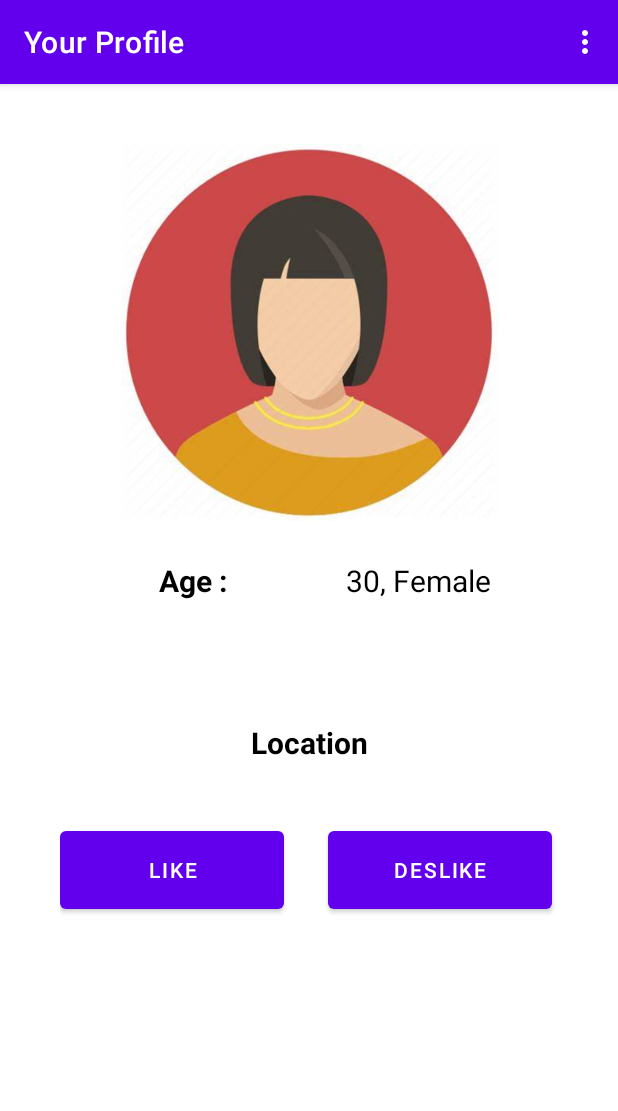
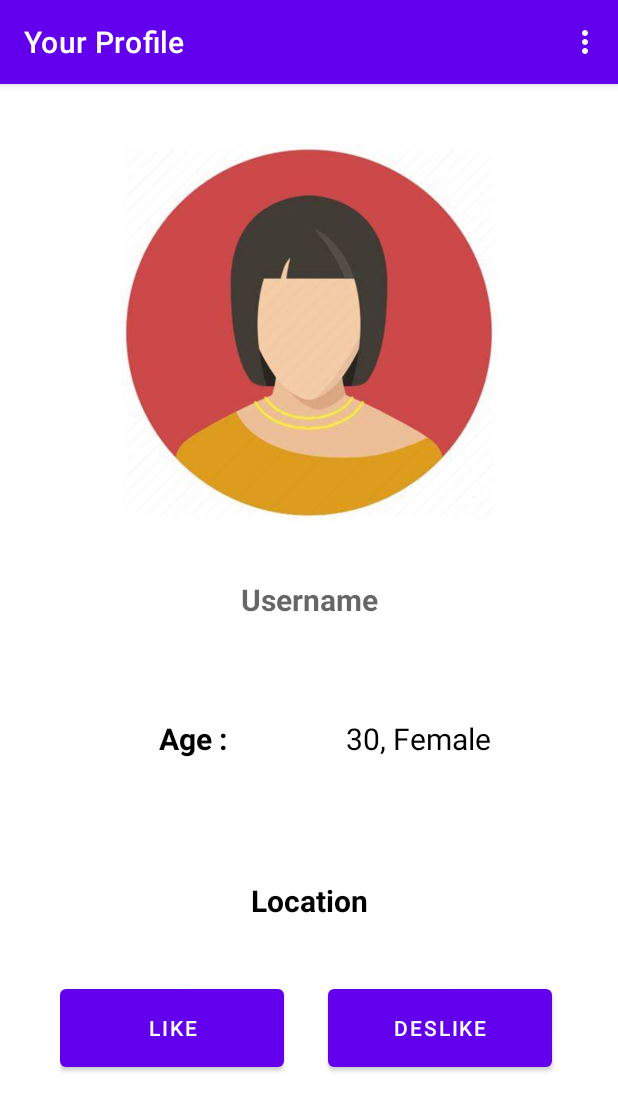
Before and after one commit to dipalikharat2798/TinderClone, an Android app: the Profile screen opened directly, with no data from a screen before it, on a phone screen of 412 x 824 dp. Shown: the top 1111 px of the screen. Run offline under Robolectric (Android 15) with nearby library versions, the phone set to English and light mode, and no system bars; our stand-ins replace Firebase (no records; nobody signed in at launch, a user with empty details on screens opened directly).

Commit message:
third commit

```diff
--- a/app/src/main/java/com/example/cloneapp/SignUp.java
+++ b/app/src/main/java/com/example/cloneapp/SignUp.java
@@ -124,7 +124,7 @@ public class SignUp extends AppCompatActivity {
                         if (task.isSuccessful()) {
 //                            Users user = new Users(contentUri.toString(),binding.email.getText().toString(), binding.textPassword.getText().toString(),
 //                                    Integer.valueOf(binding.textAge.getText().toString()), userGender,binding.textLocation.getText().toString());
-                            Users user = new Users( binding.textPassword.getText().toString(),contentUri.toString(),binding.name.getText().toString());
+                            Users user = new Users( binding.textPassword.getText().toString(),contentUri.toString(),binding.name.getText().toString(),binding.email.getText().toString());
                             UserLocation userlocation=new UserLocation((binding.email.getText().toString()),Result);
                             String id = task.getResult().getUser().getUid();
                             DatabaseReference root=database.getReference("Users");
--- a/app/src/main/res/layout/activity_profile.xml
+++ b/app/src/main/res/layout/activity_profile.xml
@@ -16,6 +16,15 @@
             android:layout_width="match_parent"
             android:layout_height="251dp"
             app:srcCompat="@drawable/avator" />
+        <TextView
+            android:id="@+id/username"
+            android:layout_width="match_parent"
+            android:layout_height="65dp"
+            android:hint="Username"
+            android:gravity="center"
+            android:layout_margin="20dp"
+            android:textSize="20dp"
+            android:textStyle="bold"/>
 
         <RelativeLayout
             android:layout_width="299dp"
```
Also changed, not shown: app/src/main/java/com/example/cloneapp/Models/Users.java (+17 -2 lines).
